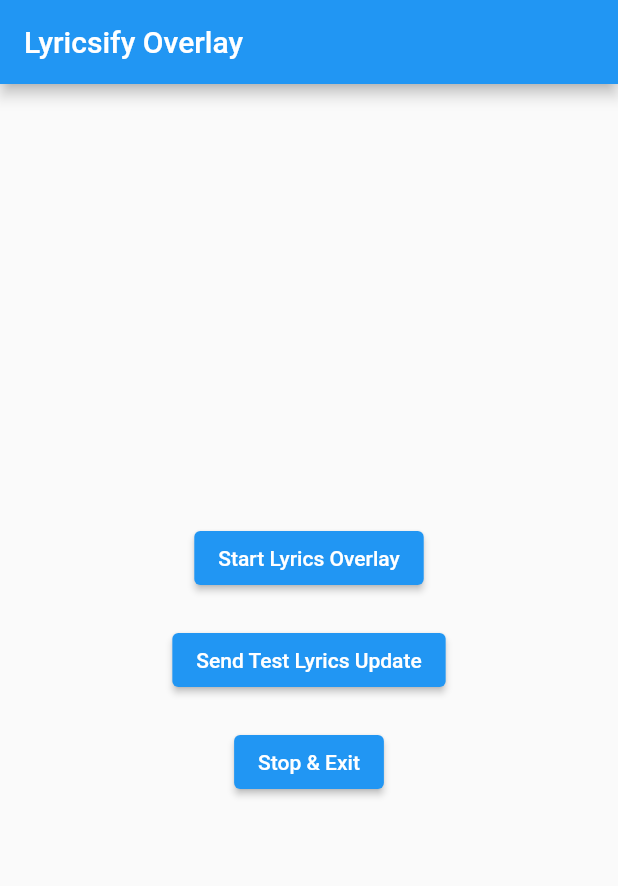
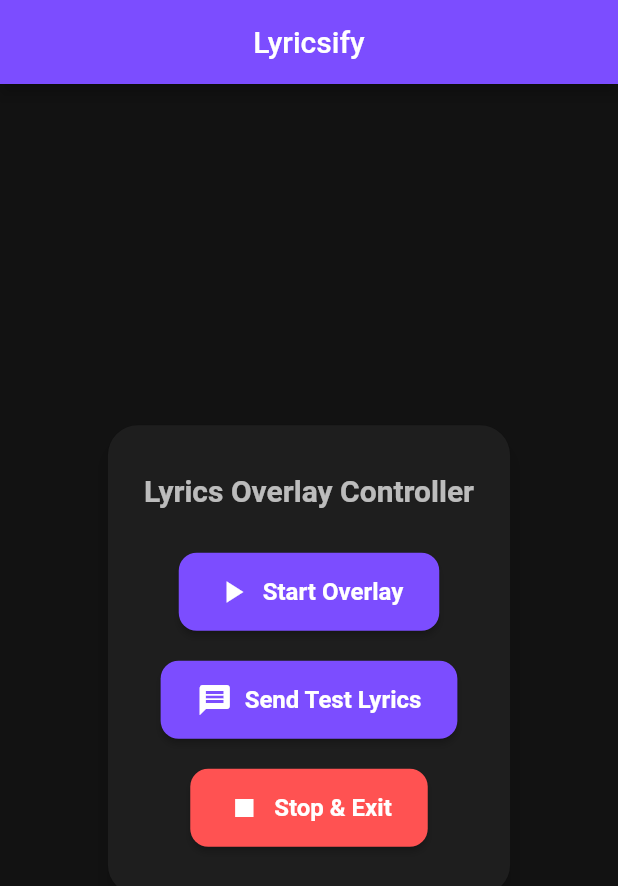
Before and after one commit to thechosen2/lyricsify, a Flutter app: the screen it shows after launch, after a tap on "Stop & Exit", on a phone screen of 412 x 824 dp. Shown: the top 886 px of the screen. Run offline on Flutter 3.47's test engine with Material 2 defaults, Android fonts, the phone set to English and light mode, and no system bars.

Commit message:
Fixes for upload

```diff
--- a/lib/main.dart
+++ b/lib/main.dart
@@ -27,8 +27,20 @@ class MyApp extends StatelessWidget {
   @override
   Widget build(BuildContext context) {
     return MaterialApp(
-      title: 'Lyricsify Overlay',
+      title: 'Lyricsify',
+      theme: ThemeData.dark().copyWith(
+        scaffoldBackgroundColor: const Color(0xFF121212),
+        elevatedButtonTheme: ElevatedButtonThemeData(
+          style: ElevatedButton.styleFrom(
+            backgroundColor: Colors.deepPurpleAccent,
+            padding: const EdgeInsets.symmetric(horizontal: 24, vertical: 14),
+            textStyle: const TextStyle(fontSize: 16, fontWeight: FontWeight.bold),
+            shape: RoundedRectangleBorder(borderRadius: BorderRadius.circular(12)),
+          ),
+        ),
+      ),
       home: const LyricsApp(),
+      debugShowCheckedModeBanner: false,
     );
   }
 }
@@ -58,30 +70,60 @@ class _LyricsAppState extends State<LyricsApp> {
   @override
   Widget build(BuildContext context) {
     return Scaffold(
-      appBar: AppBar(title: const Text('Lyricsify Overlay')),
+      appBar: AppBar(
+        title: const Text('Lyricsify'),
+        centerTitle: true,
+        backgroundColor: Colors.deepPurpleAccent,
+      ),
       body: Center(
+        child: Padding(
+          padding: const EdgeInsets.all(24.0),
+          child: Card(
+            elevation: 6,
+            shape: RoundedRectangleBorder(borderRadius: BorderRadius.circular(20)),
+            color: const Color(0xFF1E1E1E),
+            child: Padding(
+              padding: const EdgeInsets.symmetric(vertical: 32.0, horizontal: 24.0),
               child: Column(
-          mainAxisAlignment: MainAxisAlignment.center,
+                mainAxisSize: MainAxisSize.min,
                 children: [
-            ElevatedButton(
+                  const Text(
+                    'Lyrics Overlay Controller',
+                    style: TextStyle(
+                      fontSize: 20,
+                      fontWeight: FontWeight.bold,
+                      color: Colors.white70,
+                    ),
+                  ),
+                  const SizedBox(height: 30),
+                  ElevatedButton.icon(
                     onPressed: () async {
                       await controller.startFromNotification();
                     },
-              child: const Text('Start Lyrics Overlay'),
+                    icon: const Icon(Icons.play_arrow),
+                    label: const Text('Start Overlay'),
                   ),
                   const SizedBox(height: 20),
-            ElevatedButton(
+                  ElevatedButton.icon(
                     onPressed: () async {
-                // await controller.sendLyricsUpdate("This is the NEW test lyric!");
+                      // await controller.sendLyricsUpdate("test lyric");
                     },
-              child: const Text('Send Test Lyrics Update'),
+                    icon: const Icon(Icons.message),
+                    label: const Text('Send Test Lyrics'),
                   ),
                   const SizedBox(height: 20),
-            ElevatedButton(
+                  ElevatedButton.icon(
                     onPressed: controller.dispose,
-              child: const Text('Stop & Exit'),
+                    icon: const Icon(Icons.stop),
+                    label: const Text('Stop & Exit'),
+                    style: ElevatedButton.styleFrom(
+                      backgroundColor: Colors.redAccent,
+                    ),
                   ),
                 ],
+              ),
+            ),
+          ),
         ),
       ),
     );
--- a/lib/overlay_lyrics_controller.dart
+++ b/lib/overlay_lyrics_controller.dart
@@ -94,9 +94,9 @@ class LyricsController with ChangeNotifier {
       if (progressMs < syncedLyrics[i]['time']) {
         final text = i == 0 ? "" : syncedLyrics[i - 1]['text'];
         if (text != currentLine) {
-          currentLine = text;
+          currentLine = (text == null || text.trim().isEmpty) ? '♫' : text;
           print("[Lyricsify] Showing line: $currentLine");
-          OverlayBridge.updateOverlay(text);
+          OverlayBridge.updateOverlay(currentLine);
         }
         break;
       }
@@ -106,6 +106,19 @@ class LyricsController with ChangeNotifier {
   @override
   void dispose() {
     _timer?.cancel();
+    _channel.setMethodCallHandler(null);
+    _stopOverlayService();
     super.dispose();
   }
+
+  Future<void> _stopOverlayService() async {
+    try {
+      const platform = MethodChannel('overlay_channel');
+      await platform.invokeMethod('stopOverlay');
+      print("[Lyricsify] Overlay service stopped.");
+    } catch (e) {
+      print("[Lyricsify] Failed to stop overlay: $e");
+    }
+  }
+
 }
```
Also changed, not shown: 5 other files. Lines whose indentation alone changed are shown as unchanged.
